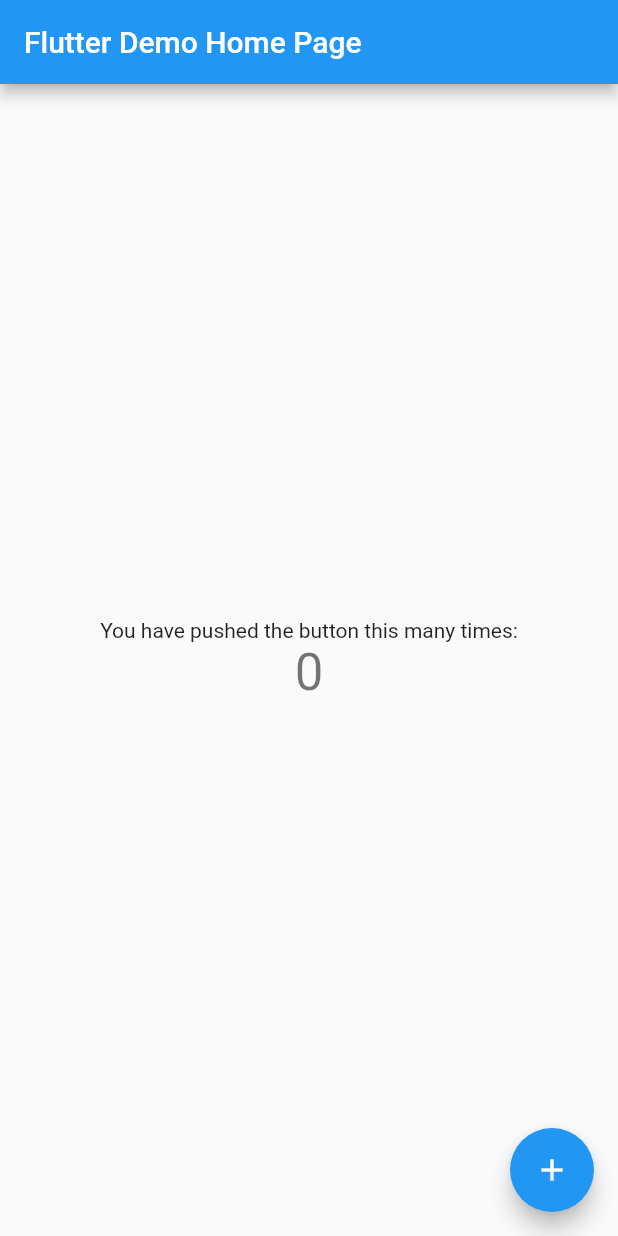
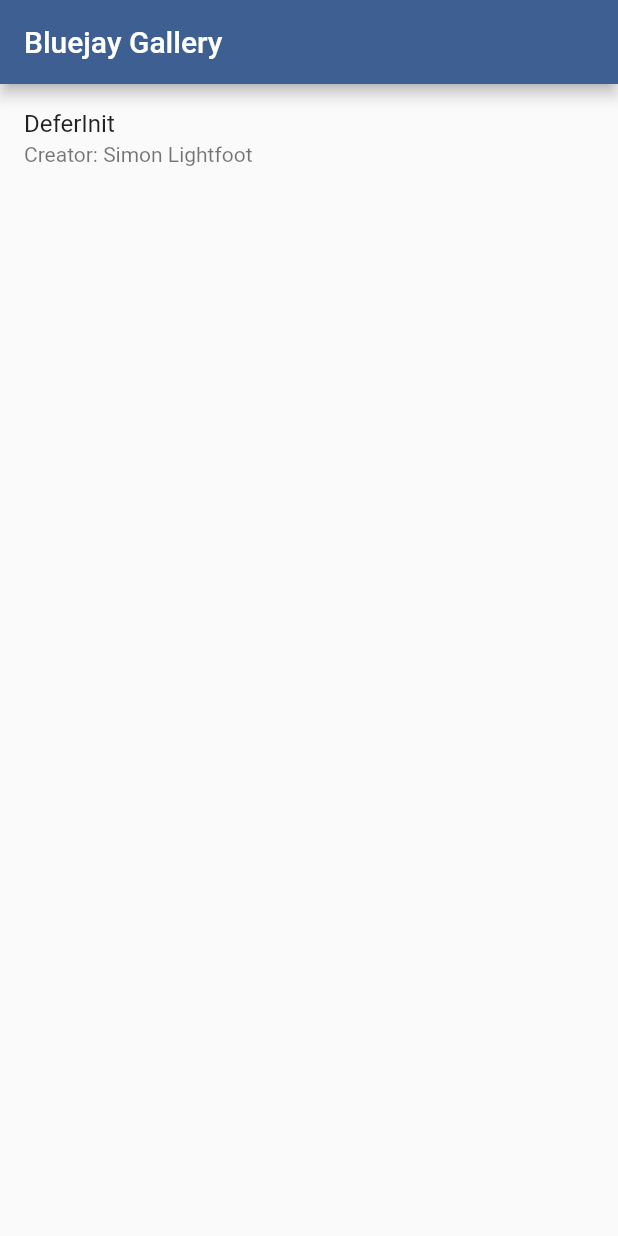
Before and after one commit to GroovinChip/bluejay, a Flutter app: the screen it shows after launch, on a phone screen of 412 x 824 dp. Run offline on Flutter 3.47's test engine with Material 2 defaults, Android fonts, the phone set to English and light mode, and no system bars.

Commit message:
Adds DeferInit by Simon Lightfoot with example

```diff
--- /dev/null
+++ b/example/lib/bluejay_colors.dart
@@ -0,0 +1,26 @@
+import 'package:flutter/material.dart';
+
+const int _bluejayPrimaryValue = 0xFF3E5F91;
+const int _bluejayAccentValue = 0xFF6C98FF;
+
+const MaterialColor bluejayPrimary =
+    MaterialColor(_bluejayPrimaryValue, <int, Color>{
+  50: Color(0xFFE8ECF2),
+  100: Color(0xFFC5CFDE),
+  200: Color(0xFF9FAFC8),
+  300: Color(0xFF788FB2),
+  400: Color(0xFF5B77A2),
+  500: Color(_bluejayPrimaryValue),
+  600: Color(0xFF385789),
+  700: Color(0xFF304D7E),
+  800: Color(0xFF284374),
+  900: Color(0xFF1B3262),
+});
+
+const MaterialColor bluejayAccent =
+    MaterialColor(_bluejayAccentValue, <int, Color>{
+  100: Color(0xFF9FBCFF),
+  200: Color(_bluejayAccentValue),
+  400: Color(0xFF3974FF),
+  700: Color(0xFF1F62FF),
+});
--- /dev/null
+++ b/example/lib/bluejay_gallery.dart
@@ -0,0 +1,27 @@
+import 'package:flutter/material.dart';
+
+import 'defer_init_example.dart';
+
+class BluejayGallery extends StatelessWidget {
+  @override
+  Widget build(BuildContext context) {
+    return Scaffold(
+      appBar: AppBar(
+        title: Text('Bluejay Gallery'),
+      ),
+      body: ListView(
+        children: [
+          ListTile(
+            title: Text('DeferInit'),
+            subtitle: Text('Creator: Simon Lightfoot'),
+            onTap: () => Navigator.of(context).push(
+              MaterialPageRoute(
+                builder: (_) => DeferInitExample(),
+              ),
+            ),
+          ),
+        ],
+      ),
+    );
+  }
+}
--- a/example/lib/main.dart
+++ b/example/lib/main.dart
@@ -1,117 +1,22 @@
 import 'package:flutter/material.dart';
+
+import 'bluejay_colors.dart';
+import 'bluejay_gallery.dart';
 
 void main() {
   runApp(MyApp());
 }
 
 class MyApp extends StatelessWidget {
-  // This widget is the root of your application.
   @override
   Widget build(BuildContext context) {
     return MaterialApp(
-      title: 'Flutter Demo',
+      title: 'Bluejay Gallery',
       theme: ThemeData(
-        // This is the theme of your application.
-        //
-        // Try running your application with "flutter run". You'll see the
-        // application has a blue toolbar. Then, without quitting the app, try
-        // changing the primarySwatch below to Colors.green and then invoke
-        // "hot reload" (press "r" in the console where you ran "flutter run",
-        // or simply save your changes to "hot reload" in a Flutter IDE).
-        // Notice that the counter didn't reset back to zero; the application
-        // is not restarted.
-        primarySwatch: Colors.blue,
-        // This makes the visual density adapt to the platform that you run
-        // the app on. For desktop platforms, the controls will be smaller and
-        // closer together (more dense) than on mobile platforms.
+        primarySwatch: bluejayPrimary,
         visualDensity: VisualDensity.adaptivePlatformDensity,
       ),
-      home: MyHomePage(title: 'Flutter Demo Home Page'),
+      home: BluejayGallery(),
     );
   }
 }
-
-class MyHomePage extends StatefulWidget {
-  MyHomePage({Key key, this.title}) : super(key: key);
-
-  // This widget is the home page of your application. It is stateful, meaning
-  // that it has a State object (defined below) that contains fields that affect
-  // how it looks.
-
-  // This class is the configuration for the state. It holds the values (in this
-  // case the title) provided by the parent (in this case the App widget) and
-  // used by the build method of the State. Fields in a Widget subclass are
-  // always marked "final".
-
-  final String title;
-
-  @override
-  _MyHomePageState createState() => _MyHomePageState();
-}
-
-class _MyHomePageState extends State<MyHomePage> {
-  int _counter = 0;
-
-  void _incrementCounter() {
-    setState(() {
-      // This call to setState tells the Flutter framework that something has
-      // changed in this State, which causes it to rerun the build method below
-      // so that the display can reflect the updated values. If we changed
-      // _counter without calling setState(), then the build method would not be
-      // called again, and so nothing would appear to happen.
-      _counter++;
-    });
-  }
-
-  @override
-  Widget build(BuildContext context) {
-    // This method is rerun every time setState is called, for instance as done
-    // by the _incrementCounter method above.
-    //
-    // The Flutter framework has been optimized to make rerunning build methods
-    // fast, so that you can just rebuild anything that needs updating rather
-    // than having to individually change instances of widgets.
-    return Scaffold(
-      appBar: AppBar(
-        // Here we take the value from the MyHomePage object that was created by
-        // the App.build method, and use it to set our appbar title.
-        title: Text(widget.title),
-      ),
-      body: Center(
-        // Center is a layout widget. It takes a single child and positions it
-        // in the middle of the parent.
-        child: Column(
-          // Column is also a layout widget. It takes a list of children and
-          // arranges them vertically. By default, it sizes itself to fit its
-          // children horizontally, and tries to be as tall as its parent.
-          //
-          // Invoke "debug painting" (press "p" in the console, choose the
-          // "Toggle Debug Paint" action from the Flutter Inspector in Android
-          // Studio, or the "Toggle Debug Paint" command in Visual Studio Code)
-          // to see the wireframe for each widget.
-          //
-          // Column has various properties to control how it sizes itself and
-          // how it positions its children. Here we use mainAxisAlignment to
-          // center the children vertically; the main axis here is the vertical
-          // axis because Columns are vertical (the cross axis would be
-          // horizontal).
-          mainAxisAlignment: MainAxisAlignment.center,
-          children: <Widget>[
-            Text(
-              'You have pushed the button this many times:',
-            ),
-            Text(
-              '$_counter',
-              style: Theme.of(context).textTheme.headline4,
-            ),
-          ],
-        ),
-      ),
-      floatingActionButton: FloatingActionButton(
-        onPressed: _incrementCounter,
-        tooltip: 'Increment',
-        child: Icon(Icons.add),
-      ), // This trailing comma makes auto-formatting nicer for build methods.
-    );
-  }
-}
--- a/example/pubspec.yaml
+++ b/example/pubspec.yaml
@@ -18,7 +18,7 @@ publish_to: 'none' # Remove this line if you wish to publish to pub.dev
 version: 1.0.0+1
 
 environment:
-  sdk: ">=2.7.0 <3.0.0"
+  sdk: ">=2.12.0-179.0.dev <3.0.0"
 
 dependencies:
   flutter:
@@ -28,6 +28,8 @@ dependencies:
   # The following adds the Cupertino Icons font to your application.
   # Use with the CupertinoIcons class for iOS style icons.
   cupertino_icons: ^1.0.0
+  bluejay:
+    path: ..
 
 dev_dependencies:
   flutter_test:
--- a/lib/bluejay.dart
+++ b/lib/bluejay.dart
@@ -1,3 +1,5 @@
 /// bluejay is a curated collection of useful, high-quality Flutter widgets
 
 library bluejay;
+
+export 'src/defer_init.dart';
--- /dev/null
+++ b/lib/src/defer_init.dart
@@ -0,0 +1,73 @@
+// This widget was created by Simon Lightfoot and modified slightly by GroovinChip.
+// Please view the original source at https://gist.github.com/slightfoot/85d39f7c235119b724b6b1fa4afa0b41.
+
+import 'package:flutter/material.dart';
+import 'package:flutter/rendering.dart' show RendererBinding;
+
+/// A generic asynchronous function that returns a Widget.
+typedef OnDeferInit<T extends Widget?> = Future<T> Function();
+
+/// Prevents the initialization of UI until the provided asynchronous task is
+/// completed.
+///
+/// This is done by using the `deferFirstFrame()` and `allowFirstFrame()`
+/// functions from Flutter's [RendererBinding] mixin.
+///
+/// Use in a [StatefulWidget] when async initialization of a service
+/// class is required before [initState] starts to build UI.
+@immutable
+class DeferInit<T extends Widget?> extends StatefulWidget {
+  const DeferInit({
+    Key? key,
+    required this.onDefer,
+    this.loadingWidget = const SizedBox.shrink(),
+    this.emptyWidget = const SizedBox.shrink(),
+  }) : super(key: key);
+
+  /// The function to call when deferring initialization
+  final OnDeferInit<T> onDefer;
+
+  /// An optional Widget to display while [onDefer] is running.
+  ///
+  /// Defaults to `const SizedBox.shrink()`.
+  final Widget loadingWidget;
+
+  /// An optional Widget to display if [onDefer] returns null.
+  ///
+  /// Defaults to `const SizedBox.shrink()`.
+  final Widget emptyWidget;
+
+  @override
+  _DeferInitState<T> createState() => _DeferInitState<T>();
+}
+
+class _DeferInitState<T extends Widget?> extends State<DeferInit<T>> {
+  late Future<T> _future;
+
+  @override
+  void initState() {
+    super.initState();
+    RendererBinding.instance!.deferFirstFrame();
+    _future = widget.onDefer().whenComplete(() {
+      RendererBinding.instance!.allowFirstFrame();
+    });
+  }
+
+  @override
+  Widget build(BuildContext context) {
+    return FutureBuilder(
+      future: _future,
+      builder: (BuildContext context, AsyncSnapshot<T> snapshot) {
+        print(snapshot.connectionState);
+        if (snapshot.connectionState != ConnectionState.done) {
+          return widget.loadingWidget;
+        } else if (snapshot.hasError) {
+          return ErrorWidget(snapshot.error!);
+        } else {
+          Widget? data = snapshot.data;
+          return data ?? widget.emptyWidget;
+        }
+      },
+    );
+  }
+}
--- a/pubspec.yaml
+++ b/pubspec.yaml
@@ -1,6 +1,6 @@
 name: bluejay
 description: A curated collection of useful, high-quality Flutter widgets
-version: 0.0.1
+version: 0.0.2
 author: groovinchip@gmail.com
 repository: ''
 issue_tracker: ''
```
Also changed, not shown: example/lib/defer_init_example.dart (added, +57 -0 lines).
